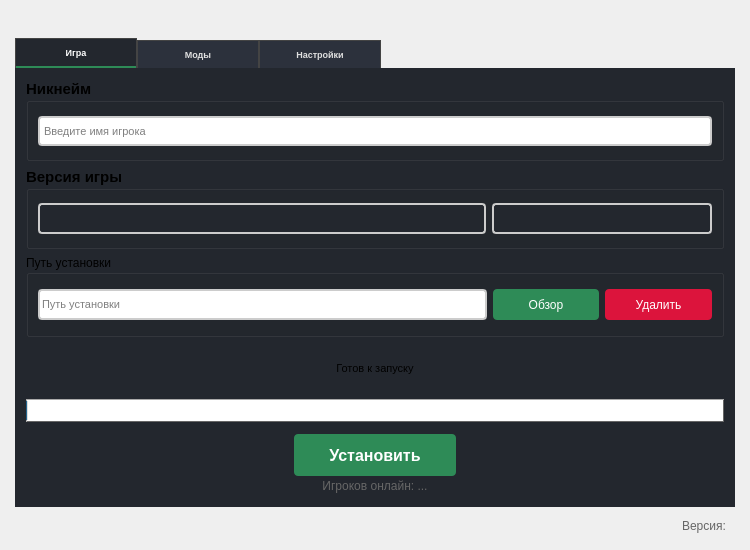
mdreval/ib-launcher, file design.ui: the form before one commit.
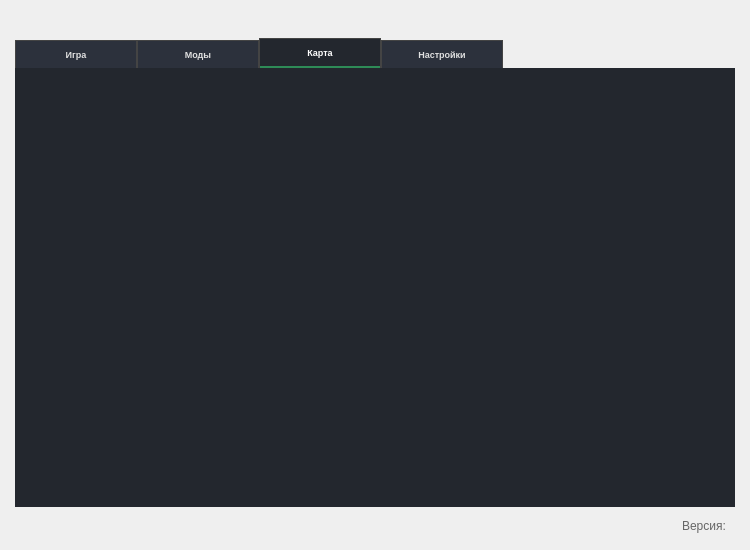
The form after the commit. The open tabs and pages were chosen to show the change. Icons and pictures are not drawn.

Diff of the .ui file:
```diff
--- a/design.ui
+++ b/design.ui
@@ -625,6 +625,28 @@
         </item>
        </layout>
       </widget>
+      <widget class="QWidget" name="tabMap">
+       <attribute name="title">
+        <string>Карта</string>
+       </attribute>
+       <layout class="QVBoxLayout" name="map_layout">
+        <property name="spacing">
+         <number>0</number>
+        </property>
+        <property name="leftMargin">
+         <number>0</number>
+        </property>
+        <property name="topMargin">
+         <number>0</number>
+        </property>
+        <property name="rightMargin">
+         <number>0</number>
+        </property>
+        <property name="bottomMargin">
+         <number>0</number>
+        </property>
+       </layout>
+      </widget>
       <widget class="QWidget" name="tabSettings">
        <attribute name="title">
         <string>Настройки</string>
```
